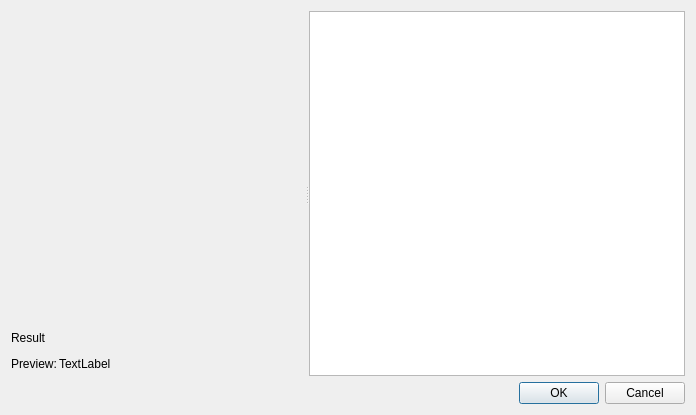
EnMAP-Box/qgispluginsupport, file qps/editors/pythoncodeeditordialog.ui: the form before one commit.
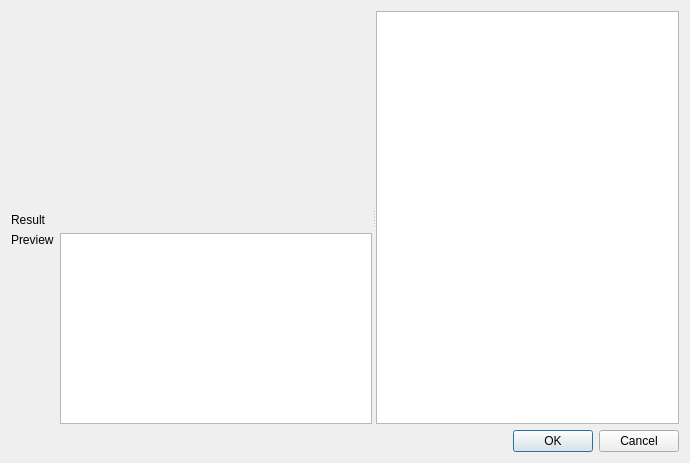
The form after the commit. Icons and pictures are not drawn. Custom widgets are drawn as their Qt base class.

Commit message: Spectral Librar Plot supports data_expression to manipulate raw profile values addresses https://github.com/EnMAP-Box/enmap-box/issues/1459

The edit to the form file:
```diff
--- a/qps/editors/pythoncodeeditordialog.ui
+++ b/qps/editors/pythoncodeeditordialog.ui
@@ -6,8 +6,8 @@
    <rect>
     <x>0</x>
     <y>0</y>
-    <width>696</width>
-    <height>415</height>
+    <width>690</width>
+    <height>463</height>
    </rect>
   </property>
   <property name="windowTitle">
@@ -64,10 +64,7 @@
            <height>50</height>
           </size>
          </property>
-         <layout class="QVBoxLayout" name="verticalLayout_3">
-          <property name="spacing">
-           <number>2</number>
-          </property>
+         <layout class="QFormLayout" name="formLayout">
           <property name="leftMargin">
            <number>0</number>
           </property>
@@ -80,19 +77,34 @@
           <property name="bottomMargin">
            <number>0</number>
           </property>
-          <item>
-           <layout class="QHBoxLayout" name="horizontalLayout">
-            <property name="topMargin">
-             <number>0</number>
-            </property>
-            <item>
+          <item row="0" column="0">
              <widget class="QLabel" name="label">
               <property name="text">
                <string>Result</string>
               </property>
              </widget>
             </item>
-            <item>
+          <item row="1" column="0">
+           <widget class="QLabel" name="label_2">
+            <property name="text">
+             <string>Preview</string>
+            </property>
+            <property name="alignment">
+             <set>Qt::AlignLeading|Qt::AlignLeft|Qt::AlignTop</set>
+            </property>
+           </widget>
+          </item>
+          <item row="1" column="1">
+           <widget class="QTextEdit" name="tbPreview">
+            <property name="lineWrapMode">
+             <enum>QTextEdit::NoWrap</enum>
+            </property>
+            <property name="readOnly">
+             <bool>true</bool>
+            </property>
+           </widget>
+          </item>
+          <item row="0" column="1">
              <widget class="QgsFeaturePickerWidget" name="mFeaturePickerWidget" native="true">
               <property name="sizePolicy">
                <sizepolicy hsizetype="Preferred" vsizetype="Preferred">
@@ -104,35 +116,6 @@
                <bool>true</bool>
               </property>
              </widget>
-            </item>
-           </layout>
-          </item>
-          <item>
-           <layout class="QHBoxLayout" name="horizontalLayout_3">
-            <property name="topMargin">
-             <number>0</number>
-            </property>
-            <item>
-             <widget class="QLabel" name="label_2">
-              <property name="text">
-               <string>Preview:</string>
-              </property>
-             </widget>
-            </item>
-            <item>
-             <widget class="QLabel" name="tbPreview">
-              <property name="sizePolicy">
-               <sizepolicy hsizetype="Preferred" vsizetype="Preferred">
-                <horstretch>1</horstretch>
-                <verstretch>0</verstretch>
-               </sizepolicy>
-              </property>
-              <property name="text">
-               <string>TextLabel</string>
-              </property>
-             </widget>
-            </item>
-           </layout>
           </item>
          </layout>
         </widget>
```
Lines whose indentation alone changed are shown as unchanged. The commit also changes 2 other files.
